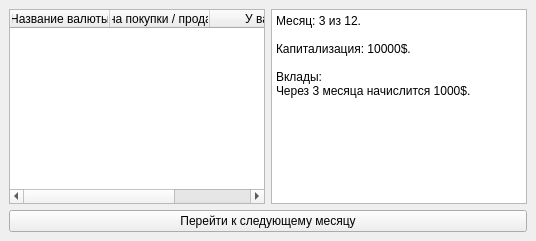
Old version of the form src/app/gamewindow.ui in the repository ipazzxyz/Modelling.
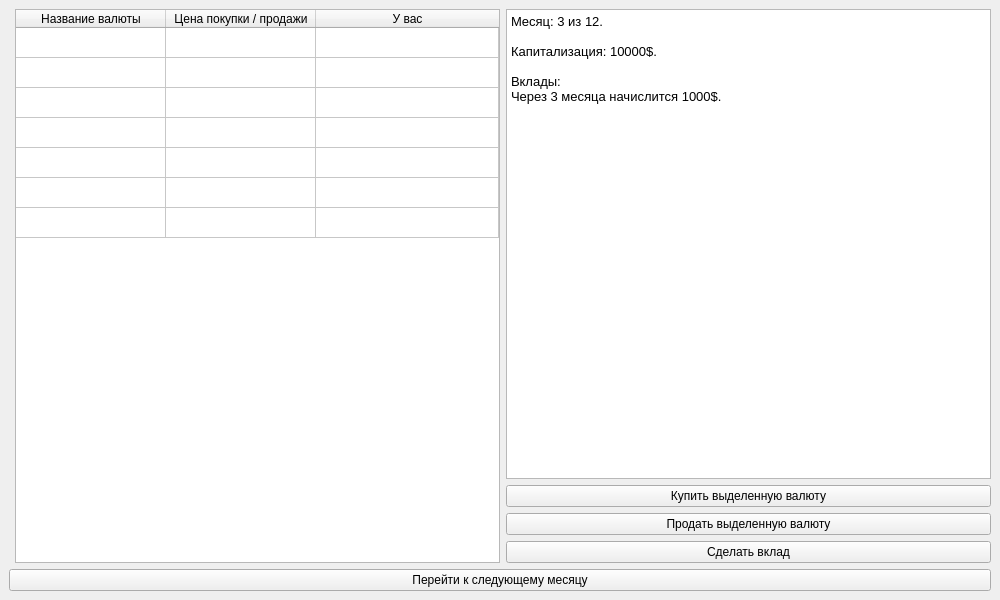
New version of the form.

Commit message: Connected functionality to buy, sell and make deposits. Removed unnecessary.

The edit to the form file:
```diff
--- a/src/app/gamewindow.ui
+++ b/src/app/gamewindow.ui
@@ -6,8 +6,8 @@
    <rect>
     <x>0</x>
     <y>0</y>
-    <width>536</width>
-    <height>241</height>
+    <width>1000</width>
+    <height>600</height>
    </rect>
   </property>
   <property name="windowTitle">
@@ -15,51 +15,131 @@
   </property>
   <widget class="QWidget" name="_">
    <layout class="QGridLayout" name="gridLayout_2">
-    <item row="1" column="0" colspan="2">
-     <widget class="QPushButton" name="next">
+    <item row="8" column="0" colspan="3">
+     <widget class="QPushButton" name="iterate">
       <property name="text">
        <string>Перейти к следующему месяцу</string>
       </property>
      </widget>
     </item>
-    <item row="0" column="1">
+    <item row="0" column="1" rowspan="6">
+     <widget class="QTableWidget" name="table">
+      <property name="editTriggers">
+       <set>QAbstractItemView::NoEditTriggers</set>
+      </property>
+      <property name="selectionMode">
+       <enum>QAbstractItemView::SingleSelection</enum>
+      </property>
+      <property name="selectionBehavior">
+       <enum>QAbstractItemView::SelectRows</enum>
+      </property>
+      <property name="showGrid">
+       <bool>true</bool>
+      </property>
+      <attribute name="horizontalHeaderVisible">
+       <bool>true</bool>
+      </attribute>
+      <attribute name="horizontalHeaderCascadingSectionResizes">
+       <bool>false</bool>
+      </attribute>
+      <attribute name="horizontalHeaderDefaultSectionSize">
+       <number>150</number>
+      </attribute>
+      <attribute name="horizontalHeaderStretchLastSection">
+       <bool>true</bool>
+      </attribute>
+      <attribute name="verticalHeaderVisible">
+       <bool>false</bool>
+      </attribute>
+      <row>
+       <property name="text">
+        <string>New Row</string>
+       </property>
+      </row>
+      <row>
+       <property name="text">
+        <string>New Row</string>
+       </property>
+      </row>
+      <row>
+       <property name="text">
+        <string>New Row</string>
+       </property>
+      </row>
+      <row>
+       <property name="text">
+        <string>New Row</string>
+       </property>
+      </row>
+      <row>
+       <property name="text">
+        <string>New Row</string>
+       </property>
+      </row>
+      <row>
+       <property name="text">
+        <string>New Row</string>
+       </property>
+      </row>
+      <row>
+       <property name="text">
+        <string>New Row</string>
+       </property>
+      </row>
+      <column>
+       <property name="text">
+        <string>Название валюты</string>
+       </property>
+      </column>
+      <column>
+       <property name="text">
+        <string>Цена покупки / продажи</string>
+       </property>
+      </column>
+      <column>
+       <property name="text">
+        <string>У вас</string>
+       </property>
+      </column>
+     </widget>
+    </item>
+    <item row="5" column="2">
+     <widget class="QPushButton" name="deposit">
+      <property name="text">
+       <string>Сделать вклад</string>
+      </property>
+     </widget>
+    </item>
+    <item row="4" column="2">
+     <widget class="QPushButton" name="sell">
+      <property name="text">
+       <string>Продать выделенную валюту</string>
+      </property>
+     </widget>
+    </item>
+    <item row="3" column="2">
+     <widget class="QPushButton" name="buy">
+      <property name="text">
+       <string>Купить выделенную валюту</string>
+      </property>
+     </widget>
+    </item>
+    <item row="0" column="2" rowspan="3">
      <widget class="QTextBrowser" name="textBrowser">
       <property name="html">
        <string>&lt;!DOCTYPE HTML PUBLIC &quot;-//W3C//DTD HTML 4.0//EN&quot; &quot;http://www.w3.org/TR/REC-html40/strict.dtd&quot;&gt;
 &lt;html&gt;&lt;head&gt;&lt;meta name=&quot;qrichtext&quot; content=&quot;1&quot; /&gt;&lt;style type=&quot;text/css&quot;&gt;
 p, li { white-space: pre-wrap; }
 &lt;/style&gt;&lt;/head&gt;&lt;body style=&quot; font-family:'Sans Serif'; font-size:9pt; font-weight:400; font-style:normal;&quot;&gt;
-&lt;p style=&quot; margin-top:0px; margin-bottom:0px; margin-left:0px; margin-right:0px; -qt-block-indent:0; text-indent:0px;&quot;&gt;Месяц: 3 из 12.&lt;/p&gt;
-&lt;p style=&quot;-qt-paragraph-type:empty; margin-top:0px; margin-bottom:0px; margin-left:0px; margin-right:0px; -qt-block-indent:0; text-indent:0px;&quot;&gt;&lt;br /&gt;&lt;/p&gt;
-&lt;p style=&quot; margin-top:0px; margin-bottom:0px; margin-left:0px; margin-right:0px; -qt-block-indent:0; text-indent:0px;&quot;&gt;Капитализация: 10000$.&lt;/p&gt;
-&lt;p style=&quot;-qt-paragraph-type:empty; margin-top:0px; margin-bottom:0px; margin-left:0px; margin-right:0px; -qt-block-indent:0; text-indent:0px;&quot;&gt;&lt;br /&gt;&lt;/p&gt;
-&lt;p style=&quot; margin-top:0px; margin-bottom:0px; margin-left:0px; margin-right:0px; -qt-block-indent:0; text-indent:0px;&quot;&gt;Вклады:&lt;/p&gt;
-&lt;p style=&quot; margin-top:0px; margin-bottom:0px; margin-left:0px; margin-right:0px; -qt-block-indent:0; text-indent:0px;&quot;&gt;Через 3 месяца начислится 1000$.&lt;/p&gt;&lt;/body&gt;&lt;/html&gt;</string>
+&lt;p style=&quot; margin-top:0px; margin-bottom:0px; margin-left:0px; margin-right:0px; -qt-block-indent:0; text-indent:0px;&quot;&gt;&lt;span style=&quot; font-size:10pt;&quot;&gt;Месяц: 3 из 12.&lt;/span&gt;&lt;/p&gt;
+&lt;p style=&quot;-qt-paragraph-type:empty; margin-top:0px; margin-bottom:0px; margin-left:0px; margin-right:0px; -qt-block-indent:0; text-indent:0px; font-size:10pt;&quot;&gt;&lt;br /&gt;&lt;/p&gt;
+&lt;p style=&quot; margin-top:0px; margin-bottom:0px; margin-left:0px; margin-right:0px; -qt-block-indent:0; text-indent:0px;&quot;&gt;&lt;span style=&quot; font-size:10pt;&quot;&gt;Капитализация: 10000$.&lt;/span&gt;&lt;/p&gt;
+&lt;p style=&quot;-qt-paragraph-type:empty; margin-top:0px; margin-bottom:0px; margin-left:0px; margin-right:0px; -qt-block-indent:0; text-indent:0px; font-size:10pt;&quot;&gt;&lt;br /&gt;&lt;/p&gt;
+&lt;p style=&quot; margin-top:0px; margin-bottom:0px; margin-left:0px; margin-right:0px; -qt-block-indent:0; text-indent:0px;&quot;&gt;&lt;span style=&quot; font-size:10pt;&quot;&gt;Вклады:&lt;/span&gt;&lt;/p&gt;
+&lt;p style=&quot; margin-top:0px; margin-bottom:0px; margin-left:0px; margin-right:0px; -qt-block-indent:0; text-indent:0px;&quot;&gt;&lt;span style=&quot; font-size:10pt;&quot;&gt;Через 3 месяца начислится 1000$.&lt;/span&gt;&lt;/p&gt;&lt;/body&gt;&lt;/html&gt;</string>
       </property>
      </widget>
     </item>
-    <item row="0" column="0">
-     <widget class="QTableWidget" name="table">
-      <property name="showGrid">
-       <bool>true</bool>
-      </property>
-      <column>
-       <property name="text">
-        <string>Название валюты</string>
-       </property>
-      </column>
-      <column>
-       <property name="text">
-        <string>Цена покупки / продажи</string>
-       </property>
-      </column>
-      <column>
-       <property name="text">
-        <string>У вас</string>
-       </property>
-      </column>
-     </widget>
-    </item>
    </layout>
   </widget>
  </widget>
```
The commit also changes 23 other files.
